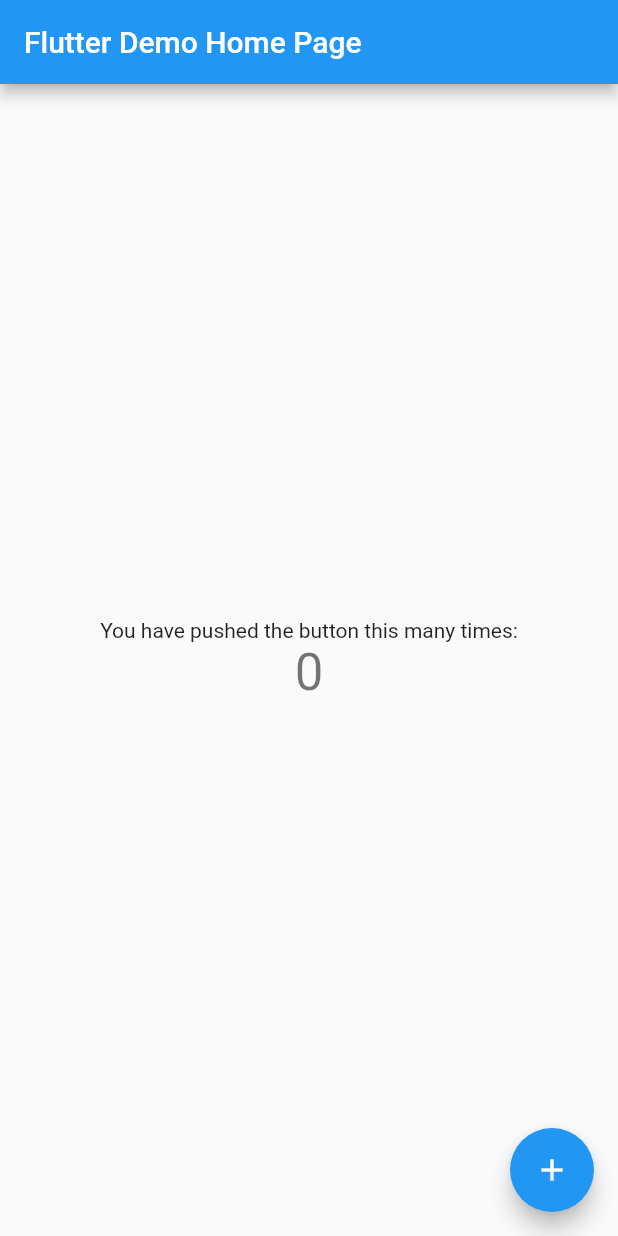
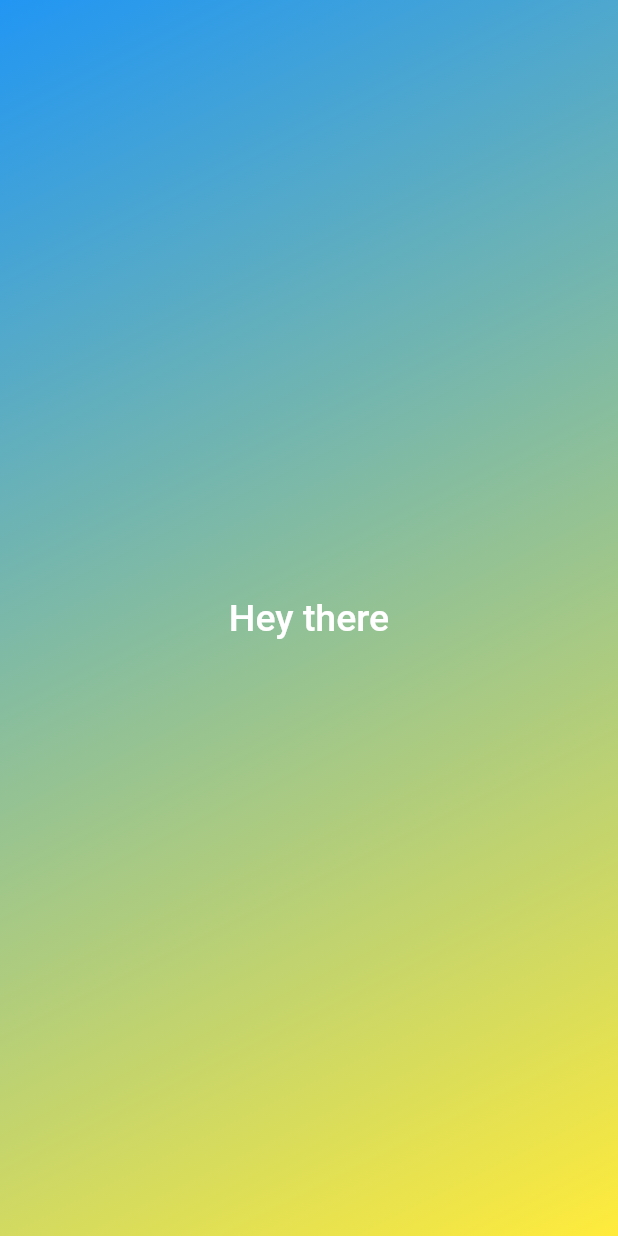
Before and after one commit to ladonskliarov/solid_random_color, a Flutter app: the screen it shows after launch, on a phone screen of 412 x 824 dp. Run offline on Flutter 3.47's test engine with Material 2 defaults, Android fonts, the phone set to English and light mode, and no system bars.

Commit message:
Add presentation level

```diff
--- a/lib/main.dart
+++ b/lib/main.dart
@@ -1,4 +1,5 @@
 import 'package:flutter/material.dart';
+import 'package:random_color/presentation/main_screen.dart';
 
 void main() {
   runApp(const MyApp());
@@ -10,106 +11,9 @@
   // This widget is the root of your application.
   @override
   Widget build(BuildContext context) {
-    return MaterialApp(
-      title: 'Flutter Demo',
-      theme: ThemeData(
-        // This is the theme of your application.
-        //
-        // Try running your application with "flutter run". You'll see the
-        // application has a blue toolbar. Then, without quitting the app, try
-        // changing the primarySwatch below to Colors.green and then invoke
-        // "hot reload" (press "r" in the console where you ran "flutter run",
-        // or simply save your changes to "hot reload" in a Flutter IDE).
-        // Notice that the counter didn't reset back to zero; the application
-        // is not restarted.
-        primarySwatch: Colors.blue,
-      ),
-      home: const MyHomePage(title: 'Flutter Demo Home Page'),
+    return const MaterialApp(
+      title: 'Random colors',
+      home: MainScreen()
     );
   }
 }
-
-class MyHomePage extends StatefulWidget {
-  const MyHomePage({super.key, required this.title});
-
-  // This widget is the home page of your application. It is stateful, meaning
-  // that it has a State object (defined below) that contains fields that affect
-  // how it looks.
-
-  // This class is the configuration for the state. It holds the values (in this
-  // case the title) provided by the parent (in this case the App widget) and
-  // used by the build method of the State. Fields in a Widget subclass are
-  // always marked "final".
-
-  final String title;
-
-  @override
-  State<MyHomePage> createState() => _MyHomePageState();
-}
-
-class _MyHomePageState extends State<MyHomePage> {
-  int _counter = 0;
-
-  void _incrementCounter() {
-    setState(() {
-      // This call to setState tells the Flutter framework that something has
-      // changed in this State, which causes it to rerun the build method below
-      // so that the display can reflect the updated values. If we changed
-      // _counter without calling setState(), then the build method would not be
-      // called again, and so nothing would appear to happen.
-      _counter++;
-    });
-  }
-
-  @override
-  Widget build(BuildContext context) {
-    // This method is rerun every time setState is called, for instance as done
-    // by the _incrementCounter method above.
-    //
-    // The Flutter framework has been optimized to make rerunning build methods
-    // fast, so that you can just rebuild anything that needs updating rather
-    // than having to individually change instances of widgets.
-    return Scaffold(
-      appBar: AppBar(
-        // Here we take the value from the MyHomePage object that was created by
-        // the App.build method, and use it to set our appbar title.
-        title: Text(widget.title),
-      ),
-      body: Center(
-        // Center is a layout widget. It takes a single child and positions it
-        // in the middle of the parent.
-        child: Column(
-          // Column is also a layout widget. It takes a list of children and
-          // arranges them vertically. By default, it sizes itself to fit its
-          // children horizontally, and tries to be as tall as its parent.
-          //
-          // Invoke "debug painting" (press "p" in the console, choose the
-          // "Toggle Debug Paint" action from the Flutter Inspector in Android
-          // Studio, or the "Toggle Debug Paint" command in Visual Studio Code)
-          // to see the wireframe for each widget.
-          //
-          // Column has various properties to control how it sizes itself and
-          // how it positions its children. Here we use mainAxisAlignment to
-          // center the children vertically; the main axis here is the vertical
-          // axis because Columns are vertical (the cross axis would be
-          // horizontal).
-          mainAxisAlignment: MainAxisAlignment.center,
-          children: <Widget>[
-            const Text(
-              'You have pushed the button this many times:',
-            ),
-            Text(
-              '$_counter',
-              style: Theme.of(context).textTheme.headline4,
-            ),
-          ],
-        ),
-      ),
-      floatingActionButton: FloatingActionButton(
-        onPressed: _incrementCounter,
-        tooltip: 'Increment',
-        child: const Icon(Icons.add),
-      ), // This trailing comma makes auto-formatting nicer for build methods.
-    );
-  }
-}
--- /dev/null
+++ b/lib/presentation/main_screen.dart
@@ -0,0 +1,48 @@
+import 'package:flutter/material.dart';
+
+class MainScreen extends StatefulWidget {
+  const MainScreen({Key? key}) : super(key: key);
+
+  @override
+  State<MainScreen> createState() => _MainScreenState();
+}
+
+class _MainScreenState extends State<MainScreen> {
+  Color _firstColor = Colors.blue;
+  Color _secondColor = Colors.yellow;
+
+  @override
+  Widget build(BuildContext context) {
+    return GestureDetector(
+      onTap: () {
+        setState(() {
+          _firstColor = Colors.white;
+          _secondColor = Colors.black;
+        });
+      },
+      child: DefaultTextStyle(
+        style: const TextStyle(color: Colors.white, fontSize: 25, fontWeight: FontWeight.w500),
+        child: SizedBox(
+          height: MediaQuery.of(context).size.height,
+          width: MediaQuery.of(context).size.width,
+          child: DecoratedBox(
+            decoration: BoxDecoration(
+                gradient: LinearGradient(
+                    begin: Alignment.topLeft,
+                    end: Alignment.bottomRight,
+                    colors: [
+                      _firstColor,
+                      _secondColor
+                    ])
+            ),
+            child: const Center(
+              child: Text(
+                'Hey there',
+              ),
+            ),
+          ),
+        ),
+      ),
+    );
+  }
+}
```
